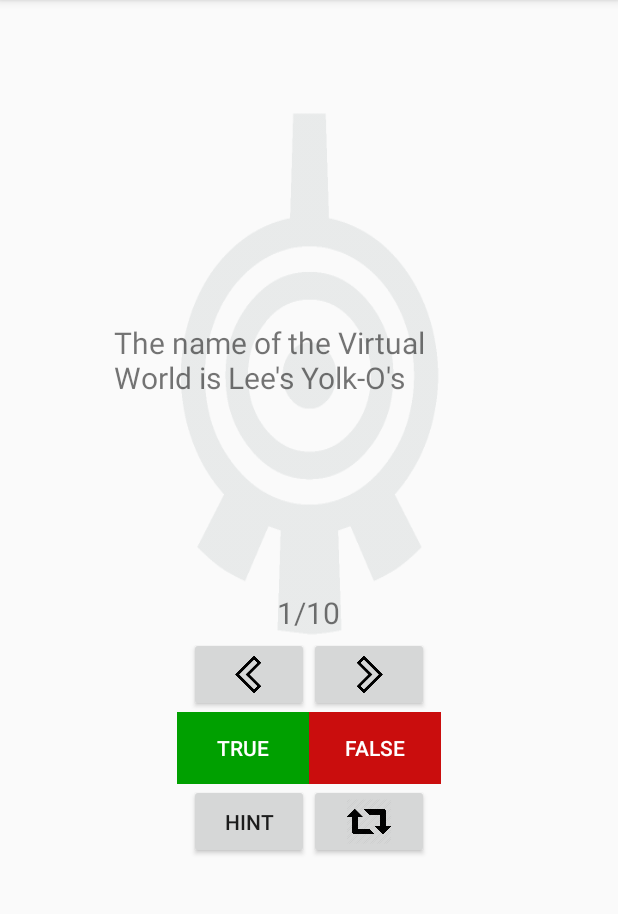
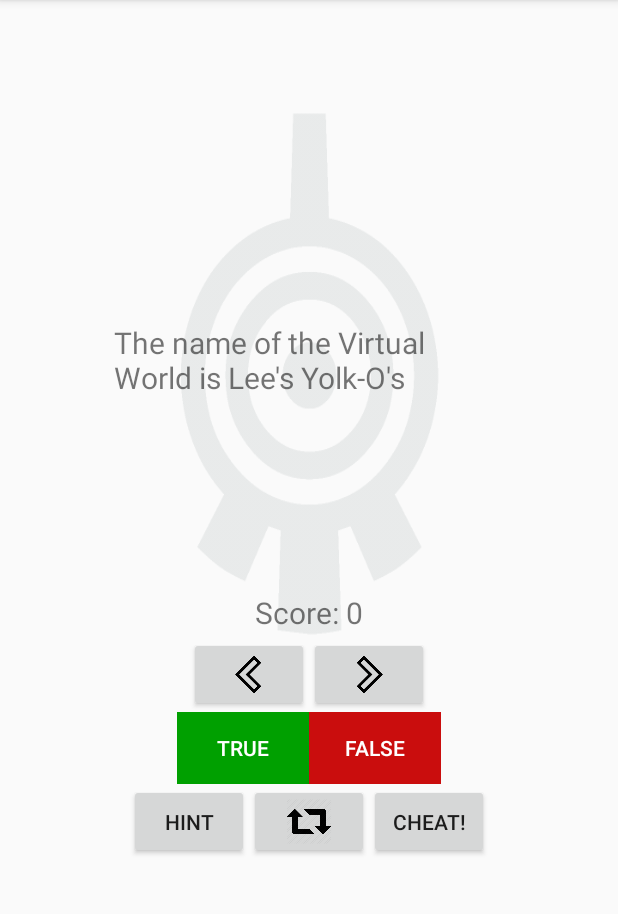
Before and after one commit to UselessMnemonic/LyokoQuiz, an Android app: the screen it shows after launch (LyokoQuizActivity), on a phone screen of 412 x 824 dp, the part 84-998 px from its top. Run offline under Robolectric (Android 15) with nearby library versions, the phone set to English and light mode, and no system bars.

Commit message:
Finished Quiz

```diff
--- a/app/build.gradle
+++ b/app/build.gradle
@@ -19,7 +19,7 @@ android {
 }
 
 dependencies {
-    implementation fileTree(dir: 'libs', include: ['*.jar'])
+    implementation fileTree(include: ['*.jar'], dir: 'libs')
     implementation 'com.android.support:appcompat-v7:26.1.0'
     implementation 'com.android.support.constraint:constraint-layout:1.0.2'
     testImplementation 'junit:junit:4.12'
--- a/app/src/main/AndroidManifest.xml
+++ b/app/src/main/AndroidManifest.xml
@@ -16,6 +16,7 @@
                 <category android:name="android.intent.category.LAUNCHER" />
             </intent-filter>
         </activity>
+        <activity android:name=".CheatActivity"></activity>
     </application>
 
 </manifest>
--- a/app/src/main/java/edu/scccd/madrigal/android/lyokoquiz/LyokoQuizActivity.java
+++ b/app/src/main/java/edu/scccd/madrigal/android/lyokoquiz/LyokoQuizActivity.java
@@ -1,5 +1,6 @@
 package edu.scccd.madrigal.android.lyokoquiz;
 
+import android.content.Intent;
 import android.support.v7.app.AppCompatActivity;
 import android.os.Bundle;
 import android.util.Log;
@@ -15,10 +16,13 @@ public class LyokoQuizActivity extends AppCompatActivity {
 
     private static final String TAG = "LyokoQuizActivity";
     private static final String INDEX_KEY = "index";
+    private static final String SCORE_KEY = "score";
 
-	private Button mTrueButton, mFalseButton, mHintButton;
+	private Button mTrueButton, mFalseButton, mHintButton, mCheatButton;
 	private ImageButton mNextButton, mPrevButton, mRandomButton;
-	private TextView mQuestionTextView, mQuestionNumberView;
+	private TextView mQuestionTextView, mScoreView;
+
+	private int mCurrentScore;
 
 	private Question[] mQuestionBank = {
 			new Question(R.string.question1, R.string.hint1, false),
@@ -37,12 +41,18 @@ public class LyokoQuizActivity extends AppCompatActivity {
 
 	private void updateQuestion() {
 		mQuestionTextView.setText(mQuestionBank[mCurrentIndex].getQuestionId());
-		mQuestionNumberView.setText((mCurrentIndex+1) + "/" + mQuestionBank.length);
 	}
 
+	private void updateScore(){
+        mScoreView.setText(getText(R.string.score_text) + ": " + mCurrentScore);
+    }
+
 	private void checkAnswer(boolean answer) {
-		if(answer == mQuestionBank[mCurrentIndex].isAnswer())
-			Toast.makeText(LyokoQuizActivity.this, R.string.correct_toast, Toast.LENGTH_SHORT).show();
+		if(answer == mQuestionBank[mCurrentIndex].getAnswer()) {
+            Toast.makeText(LyokoQuizActivity.this, R.string.correct_toast, Toast.LENGTH_SHORT).show();
+            mCurrentScore++;
+            updateScore();
+        }
 		else
 			Toast.makeText(LyokoQuizActivity.this, R.string.incorrect_toast, Toast.LENGTH_SHORT).show();
 	}
@@ -60,17 +70,25 @@ public class LyokoQuizActivity extends AppCompatActivity {
 		mNextButton = findViewById(R.id.next_button);
 		mPrevButton = findViewById(R.id.prev_button);
 		mQuestionTextView = findViewById(R.id.question_text_view);
-		mQuestionNumberView = findViewById(R.id.question_number_view);
+		mScoreView = findViewById(R.id.score_view);
 		mHintButton = findViewById(R.id.hint_button);
 		mRandomButton = findViewById(R.id.random_button);
+		mCheatButton = findViewById(R.id.cheat_button);
 
 		//retrieve state or start new
-		if(savedInstanceState != null)
-			mCurrentIndex = savedInstanceState.getInt(INDEX_KEY);
-		else
-			mCurrentIndex = 0;
+		if(savedInstanceState != null) {
+
+            mCurrentIndex = savedInstanceState.getInt(INDEX_KEY);
+            mCurrentScore = savedInstanceState.getInt(SCORE_KEY);
+        }
+        else
+        {
+            mCurrentIndex = 0;
+            mCurrentScore = 0;
+        }
 
 		updateQuestion();
+        updateScore();
 
 		//give widgets their listeners
 		mTrueButton.setOnClickListener(new View.OnClickListener() {
@@ -125,6 +143,14 @@ public class LyokoQuizActivity extends AppCompatActivity {
                 Toast.makeText(LyokoQuizActivity.this, mQuestionBank[mCurrentIndex].getHintId(), Toast.LENGTH_SHORT).show();
             }
         });
+		mCheatButton.setOnClickListener(new View.OnClickListener(){
+			@Override
+			public void onClick(View view)
+			{
+				Intent intent = CheatActivity.newIntent(getApplicationContext(), mQuestionBank[mCurrentIndex].getAnswer());
+				startActivity(intent);
+			}
+		});
 	}
 
 	@Override
@@ -163,5 +189,7 @@ public class LyokoQuizActivity extends AppCompatActivity {
 		super.onSaveInstanceState(bundle);
 		Log.i(TAG, "onSaveInstanceState");
 		bundle.putInt(INDEX_KEY, mCurrentIndex);
+		bundle.putInt(SCORE_KEY, mCurrentScore);
 	}
+
 }
--- a/app/src/main/java/edu/scccd/madrigal/android/lyokoquiz/Question.java
+++ b/app/src/main/java/edu/scccd/madrigal/android/lyokoquiz/Question.java
@@ -34,7 +34,7 @@ public class Question
         mHintId = hintId;
     }
 
-    public boolean isAnswer() {
+    public boolean getAnswer() {
         return mAnswer;
     }
 
--- a/app/src/main/res/layout-land/activity_lyoko_quiz.xml
+++ b/app/src/main/res/layout-land/activity_lyoko_quiz.xml
@@ -14,12 +14,12 @@
         android:textSize="20dp"/>
 
     <LinearLayout
-        android:layout_width="50dp"
-        android:layout_height="30dp"
-        android:layout_gravity="bottom|right">
+        android:layout_width="wrap_content"
+        android:layout_height="wrap_content"
+        android:layout_gravity="bottom|left">
 
         <TextView
-            android:id="@+id/question_number_view"
+            android:id="@+id/score_view"
             android:textSize="20sp"
             android:layout_width="wrap_content"
             android:layout_height="wrap_content" />
@@ -37,6 +37,7 @@
             android:layout_width="80dip"
             android:layout_height="50dip"
             android:scaleType="fitCenter"
+            android:elevation="2dp"
             android:src="@drawable/ic_left_arrow" />
 
         <ImageButton
@@ -44,7 +45,23 @@
             android:layout_width="80dip"
             android:layout_height="50dip"
             android:scaleType="fitCenter"
+            android:elevation="2dp"
             android:src="@drawable/ic_right_arrow"/>
+
+    </LinearLayout>
+
+    <LinearLayout
+        android:layout_width="wrap_content"
+        android:layout_height="wrap_content"
+        android:layout_gravity="top|right">
+
+        <Button
+            android:id="@+id/cheat_button"
+            android:layout_width="80dip"
+            android:layout_height="50dip"
+            android:scaleType="fitCenter"
+            android:elevation="2dp"
+            android:text="@string/cheat_button_text"/>
 
     </LinearLayout>
 
@@ -78,11 +95,12 @@
 
         <Button
             android:id="@+id/hint_button"
-            android:layout_width="wrap_content"
-            android:layout_height="wrap_content"
+            android:layout_width="80dip"
+            android:layout_height="50dip"
             android:text="@string/hint_button" />
 
         <ImageButton
+            android:elevation="2dp"
             android:id="@+id/random_button"
             android:layout_width="80dip"
             android:layout_height="50dip"
--- a/app/src/main/res/layout/activity_lyoko_quiz.xml
+++ b/app/src/main/res/layout/activity_lyoko_quiz.xml
@@ -20,7 +20,7 @@
         android:layout_height="30dp">
 
         <TextView
-            android:id="@+id/question_number_view"
+            android:id="@+id/score_view"
             android:textSize="20sp"
             android:layout_width="wrap_content"
             android:layout_height="wrap_content" />
@@ -91,6 +91,15 @@
             android:scaleType="fitCenter"
             android:elevation="2dp"
             android:src="@drawable/ic_random"/>
+
+        <Button
+            android:id="@+id/cheat_button"
+            android:layout_width="80dip"
+            android:layout_height="50dip"
+            android:scaleType="fitCenter"
+            android:elevation="2dp"
+            android:text="@string/cheat_button_text"/>
+
     </LinearLayout>
 
 </LinearLayout>
--- a/app/src/main/res/values/strings.xml
+++ b/app/src/main/res/values/strings.xml
@@ -7,4 +7,9 @@
     <string name="hint_button">Hint</string>
     <string name="correct_toast">Awesome!</string>
     <string name="incorrect_toast">Try Again.</string>
+    <string name="score_text">Score</string>
+    <string name="warning_text">Are you want to see the answer?</string>
+    <string name="show_answer_button">Show Answer</string>
+    <string name="cheat_button_text">Cheat!</string>
+    <string name="judgement_toast">Way to go, Einstein.</string>
 </resources>
```
Also changed, not shown: app/src/main/java/edu/scccd/madrigal/android/lyokoquiz/CheatActivity.java (added, +58 -0 lines), app/src/main/res/layout-land/activity_cheat.xml (added, +33 -0 lines), app/src/main/res/layout/activity_cheat.xml (added, +33 -0 lines).
